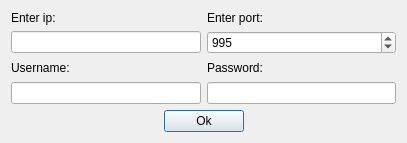
The window that Lab5/POP3Receiver/portdialog.ui (rodimov/NetworksLabs_SUT) describes before a commit, drawn with Qt 5.
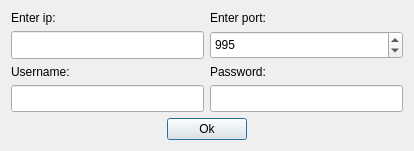
The same window after the commit.

Commit message: portdialog lineedit resize

Patch:
```diff
--- a/Lab5/POP3Receiver/portdialog.ui
+++ b/Lab5/POP3Receiver/portdialog.ui
@@ -6,8 +6,8 @@
    <rect>
     <x>0</x>
     <y>0</y>
-    <width>407</width>
-    <height>143</height>
+    <width>414</width>
+    <height>151</height>
    </rect>
   </property>
   <property name="windowTitle">
@@ -31,6 +31,12 @@
      </item>
      <item>
       <widget class="QSpinBox" name="port">
+       <property name="sizePolicy">
+        <sizepolicy hsizetype="Minimum" vsizetype="Expanding">
+         <horstretch>0</horstretch>
+         <verstretch>0</verstretch>
+        </sizepolicy>
+       </property>
        <property name="minimum">
         <number>1</number>
        </property>
@@ -60,7 +66,14 @@
       </widget>
      </item>
      <item>
-      <widget class="QLineEdit" name="ip"/>
+      <widget class="QLineEdit" name="ip">
+       <property name="sizePolicy">
+        <sizepolicy hsizetype="Expanding" vsizetype="Expanding">
+         <horstretch>0</horstretch>
+         <verstretch>0</verstretch>
+        </sizepolicy>
+       </property>
+      </widget>
      </item>
     </layout>
    </item>
@@ -111,7 +124,14 @@
       </widget>
      </item>
      <item>
-      <widget class="QLineEdit" name="username"/>
+      <widget class="QLineEdit" name="username">
+       <property name="sizePolicy">
+        <sizepolicy hsizetype="Expanding" vsizetype="Expanding">
+         <horstretch>0</horstretch>
+         <verstretch>0</verstretch>
+        </sizepolicy>
+       </property>
+      </widget>
      </item>
     </layout>
    </item>
@@ -126,6 +146,12 @@
      </item>
      <item>
       <widget class="QLineEdit" name="password">
+       <property name="sizePolicy">
+        <sizepolicy hsizetype="Expanding" vsizetype="Expanding">
+         <horstretch>0</horstretch>
+         <verstretch>0</verstretch>
+        </sizepolicy>
+       </property>
        <property name="echoMode">
         <enum>QLineEdit::Password</enum>
        </property>
```
The commit also changes 6 other files.
